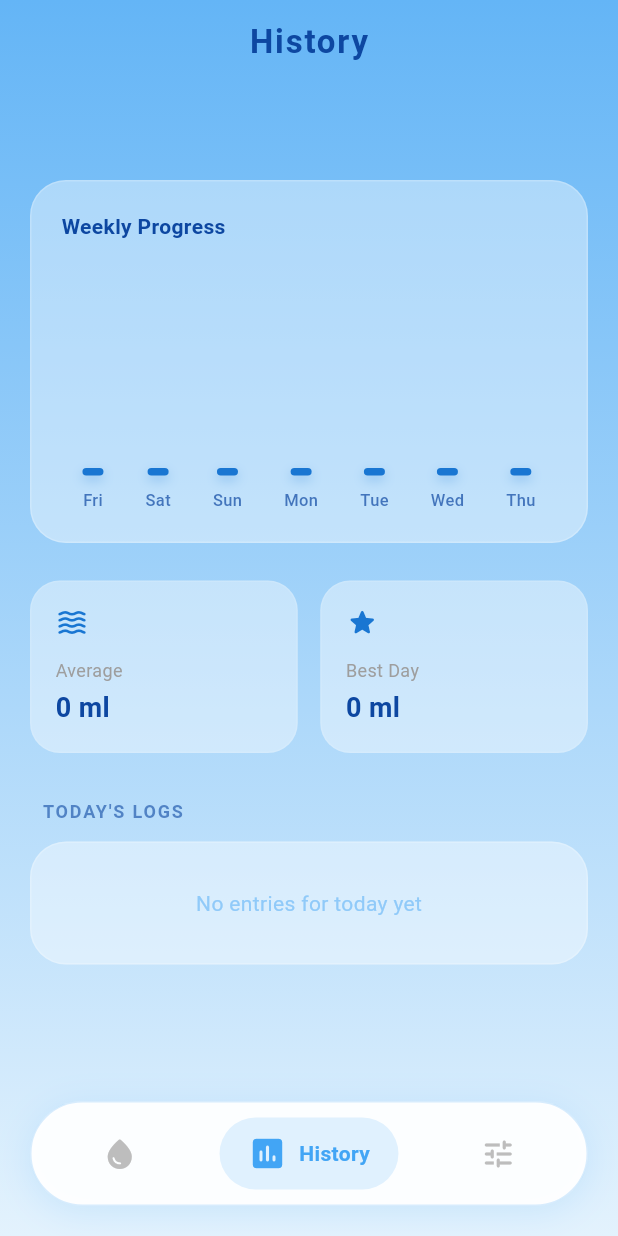
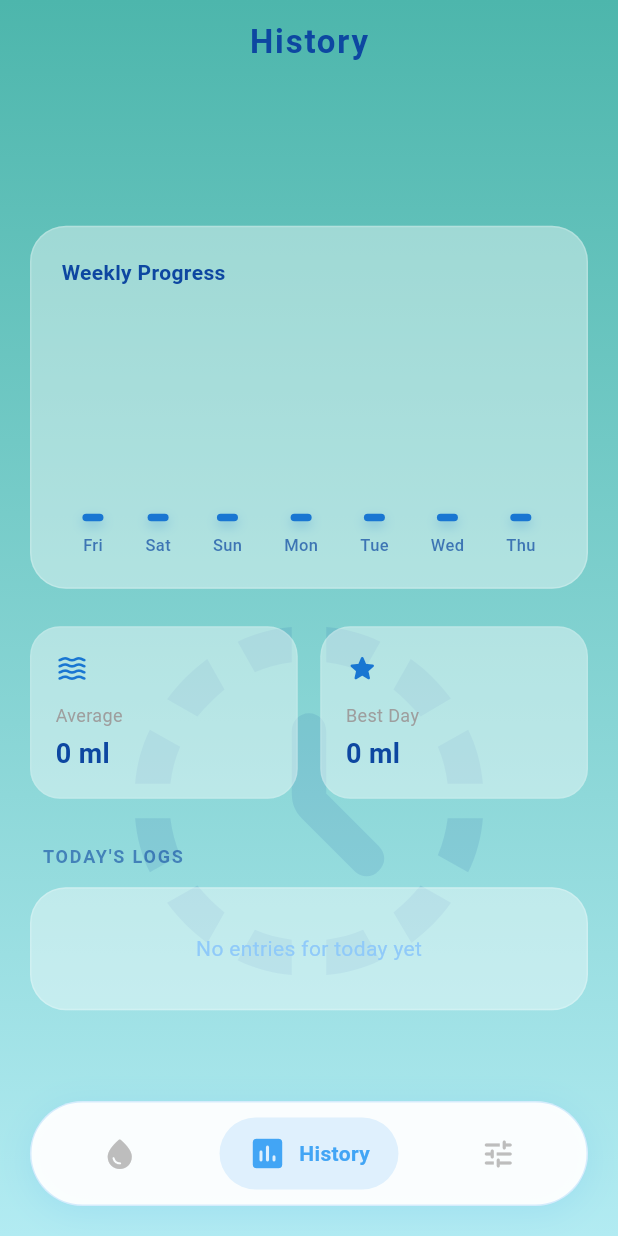
Before and after one commit to slnova-Dev/stay_hydro, a Flutter app: the screen it shows after launch, item 2 of the bottom bar chosen, on a phone screen of 412 x 824 dp. Run offline on Flutter 3.47's test engine with Material 3 defaults, Android fonts, the phone set to English and light mode, and no system bars; our stand-ins replace firebase_core, flutter_local_notifications, flutter_svg, shared_preferences, timezone; missing offline and left inert: android_intent_plus; accounts and stored records are empty.

Commit message:
Minimal Scroll Fix on Setting and History Screens

```diff
--- a/lib/screens/history_screen.dart
+++ b/lib/screens/history_screen.dart
@@ -1,7 +1,10 @@
 import 'package:flutter/material.dart';
 import 'package:stay_hydro/services/history_service.dart'; // مکمل پاتھ
 
-// ہم نے اسے StatefulWidget میں بدل دیا ہے تاکہ ڈیٹا ری فریش ہو سکے
+// ==========================================
+// SECTION LOCK: DATA REFRESH LOGIC (DO NOT MODIFY)
+// یہ حصہ ڈیٹا کو ہر بار سکرین لوڈ ہونے پر تازہ (Refresh) کرتا ہے
+// ==========================================
 class HistoryScreen extends StatefulWidget {
   const HistoryScreen({super.key});
 
@@ -10,14 +13,39 @@ class HistoryScreen extends StatefulWidget {
 }
 
 class _HistoryScreenState extends State<HistoryScreen> {
-  // ڈیٹا ری فریش کرنے کے لیے کی (Key)
   Key _refreshKey = UniqueKey();
+  late Future<List<dynamic>> _historyFuture;
+
+  @override
+  void initState() {
+    super.initState();
+    _loadAllData();
+  }
+
+  @override
+  void didChangeDependencies() {
+    super.didChangeDependencies();
+    // جب بھی صارف دوسری سکرین سے یہاں واپس آئے گا، ڈیٹا دوبارہ لوڈ ہوگا
+    _loadAllData();
+  }
+
+  void _loadAllData() {
+    setState(() {
+      _refreshKey = UniqueKey();
+      _historyFuture = Future.wait([
+        HistoryService.getLast7Days(),
+        HistoryService.getQuickStats(),
+        HistoryService.getTodayLogs(),
+      ]);
+    });
+  }
 
   void refreshData() {
-    setState(() {
-      _refreshKey = UniqueKey();
-    });
+    if (mounted) {
+      _loadAllData();
     }
+  }
+// ==========================================
 
   @override
   Widget build(BuildContext context) {
@@ -46,7 +74,6 @@ class _HistoryScreenState extends State<HistoryScreen> {
         ),
       ),
       body: Container(
-        key: _refreshKey, // اسکرین ری فریش کرنے کے لیے
         width: double.infinity,
         height: double.infinity,
 
@@ -60,23 +87,43 @@ class _HistoryScreenState extends State<HistoryScreen> {
             end: Alignment.bottomCenter,
             colors: isDark
                 ? [const Color(0xFF0F172A), const Color(0xFF1E293B)]
-                : [Colors.blue.shade300, Colors.blue.shade50],
+                : [Colors.teal.shade300, Colors.cyan.shade100],
+          ),
+        ),
+        // ==========================================
+
+        // گھڑی والے آئیکن کو بیک گراؤنڈ میں سیٹ کرنے کے لیے اسٹیک
+        child: Stack(
+          alignment: Alignment.center,
+          children: [
+            // ------------------------------------------
+            // گھڑی والا آئیکن (بیک گراؤنڈ لیئر)
+            // ------------------------------------------
+            Positioned(
+              bottom: 150, // آپ اسے اوپر نیچے کرنے کے لیے تبدیل کر سکتے ہیں
+              child: Opacity(
+                opacity: 0.1, // اسے مدھم رکھا ہے تاکہ ڈیٹا واضح نظر آئے
+                child: Icon(
+                  Icons.history_toggle_off_rounded,
+                  size: 280, // بیک گراؤنڈ کے لیے بڑا سائز
+                  color: isDark ? Colors.white : Colors.blue.shade900,
+                ),
               ),
             ),
 
             // ==========================================
             // ڈیٹا لوڈ کرنے کے لیے فیوچر بلڈر
             // ==========================================
-        child: FutureBuilder(
-          // ہم یہاں چارٹ ڈیٹا اور اسٹیٹس دونوں ایک ساتھ لوڈ کریں گے
-          future: Future.wait([
-            HistoryService.getLast7Days(),
-            HistoryService.getQuickStats(),
-            HistoryService.getTodayLogs(),
-          ]),
+            FutureBuilder(
+              key: _refreshKey,
+              future: _historyFuture,
               builder: (context, AsyncSnapshot<List<dynamic>> snapshot) {
                 if (snapshot.connectionState == ConnectionState.waiting) {
                   return const Center(child: CircularProgressIndicator());
+                }
+
+                if (snapshot.hasError) {
+                  return Center(child: Text("Error: ${snapshot.error}"));
                 }
 
                 final List<Map<String, dynamic>> chartData =
@@ -85,6 +132,8 @@ class _HistoryScreenState extends State<HistoryScreen> {
                 final List<IntakeEntry> todayLogs = snapshot.data?[2] ?? [];
 
                 return SingleChildScrollView(
+                  // سکرول کو ہر بار اوپر (Start) سے شروع کرنے کے لیے UniqueKey ضروری ہے
+                  key: UniqueKey(),
                   padding: const EdgeInsets.only(
                       top: 120, left: 20, right: 20, bottom: 20),
                   child: Column(
@@ -95,7 +144,8 @@ class _HistoryScreenState extends State<HistoryScreen> {
                         decoration: BoxDecoration(
                           color: cardColor,
                           borderRadius: BorderRadius.circular(24),
-                      border: Border.all(color: Colors.white.withOpacity(0.2)),
+                          border:
+                              Border.all(color: Colors.white.withOpacity(0.2)),
                         ),
                         child: Column(
                           crossAxisAlignment: CrossAxisAlignment.start,
@@ -103,8 +153,9 @@ class _HistoryScreenState extends State<HistoryScreen> {
                             Text(
                               "Weekly Progress",
                               style: TextStyle(
-                            color:
-                                isDark ? Colors.white70 : Colors.blue.shade900,
+                                color: isDark
+                                    ? Colors.white70
+                                    : Colors.blue.shade900,
                                 fontWeight: FontWeight.bold,
                               ),
                             ),
@@ -112,7 +163,8 @@ class _HistoryScreenState extends State<HistoryScreen> {
                             SizedBox(
                               height: 150,
                               child: Row(
-                            mainAxisAlignment: MainAxisAlignment.spaceAround,
+                                mainAxisAlignment:
+                                    MainAxisAlignment.spaceAround,
                                 crossAxisAlignment: CrossAxisAlignment.end,
                                 children: chartData.map((dayData) {
                                   return _buildBar(
@@ -180,7 +232,8 @@ class _HistoryScreenState extends State<HistoryScreen> {
                         decoration: BoxDecoration(
                           color: cardColor,
                           borderRadius: BorderRadius.circular(24),
-                      border: Border.all(color: Colors.white.withOpacity(0.2)),
+                          border:
+                              Border.all(color: Colors.white.withOpacity(0.2)),
                         ),
                         child: todayLogs.isEmpty
                             ? Padding(
@@ -196,17 +249,22 @@ class _HistoryScreenState extends State<HistoryScreen> {
                                 ),
                               )
                             : ListView.separated(
+                                padding: EdgeInsets.zero,
                                 shrinkWrap: true,
                                 physics: const NeverScrollableScrollPhysics(),
                                 itemCount: todayLogs.length,
                                 separatorBuilder: (context, index) => Divider(
-                              color:
-                                  isDark ? Colors.white10 : Colors.blue.shade50,
+                                  color: isDark
+                                      ? Colors.white10
+                                      : Colors.blue.withOpacity(0.1),
+                                  height: 1,
                                   indent: 70,
                                 ),
                                 itemBuilder: (context, index) {
                                   final log = todayLogs[index];
                                   return ListTile(
+                                    visualDensity: const VisualDensity(
+                                        vertical: -2),
                                     leading: Container(
                                       padding: const EdgeInsets.all(10),
                                       decoration: BoxDecoration(
@@ -245,11 +303,13 @@ class _HistoryScreenState extends State<HistoryScreen> {
                                 },
                               ),
                       ),
-                  const SizedBox(height: 30),
+                      const SizedBox(height: 100),
                     ],
                   ),
                 );
               },
+            ),
+          ],
         ),
       ),
     );
```
Also changed, not shown: lib/screens/settings_screen.dart (+14 -6 lines), pubspec.lock, 1 other file. Lines whose indentation alone changed are shown as unchanged.
